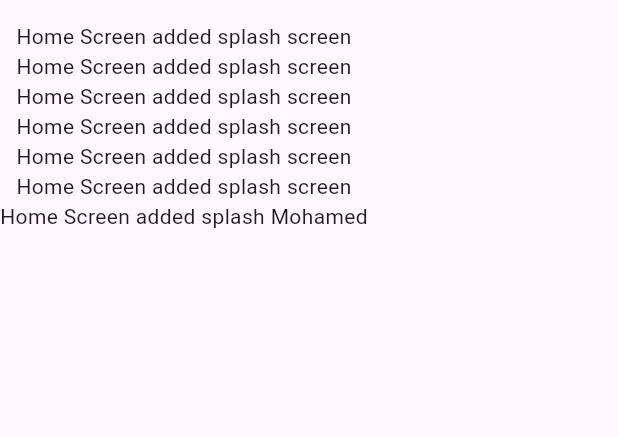
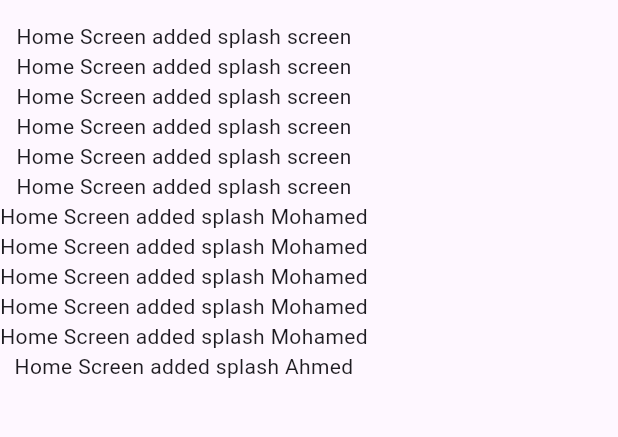
Before and after one commit to Mohamed-Essam-Mohamed/git, a Flutter app: the screen it shows after launch, on a phone screen of 412 x 824 dp, the part 63-500 px from its top. Run offline on Flutter 3.47's test engine with Material 3 defaults, Android fonts, the phone set to English and light mode, and no system bars.

Commit message:
added text 8

```diff
--- a/lib/main.dart
+++ b/lib/main.dart
@@ -37,6 +37,11 @@ class HomeScreen extends StatelessWidget {
           Text('Home Screen added splash screen'),
           Text('Home Screen added splash screen'),
           Text('Home Screen added splash Mohamed'),
+          Text('Home Screen added splash Mohamed'),
+          Text('Home Screen added splash Mohamed'),
+          Text('Home Screen added splash Mohamed'),
+          Text('Home Screen added splash Mohamed'),
+          Text('Home Screen added splash Ahmed'),
         ],
       ),
     );
```
